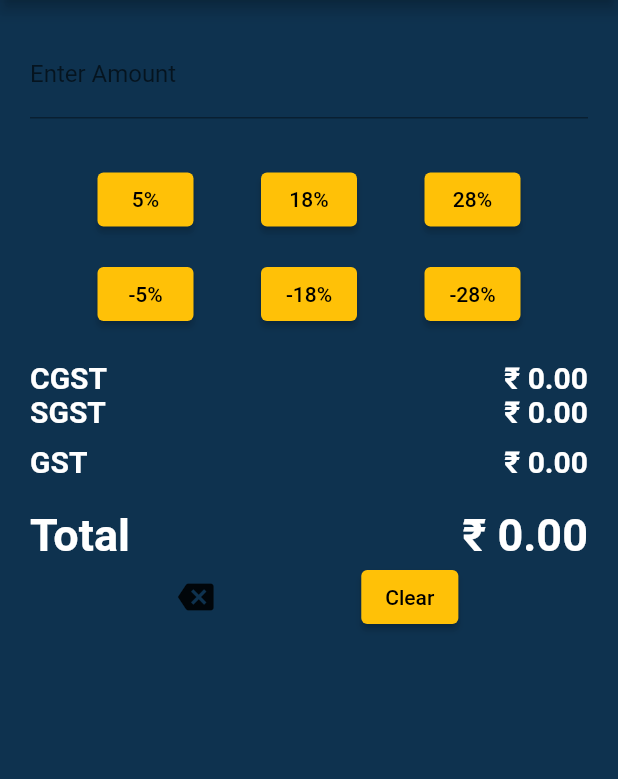
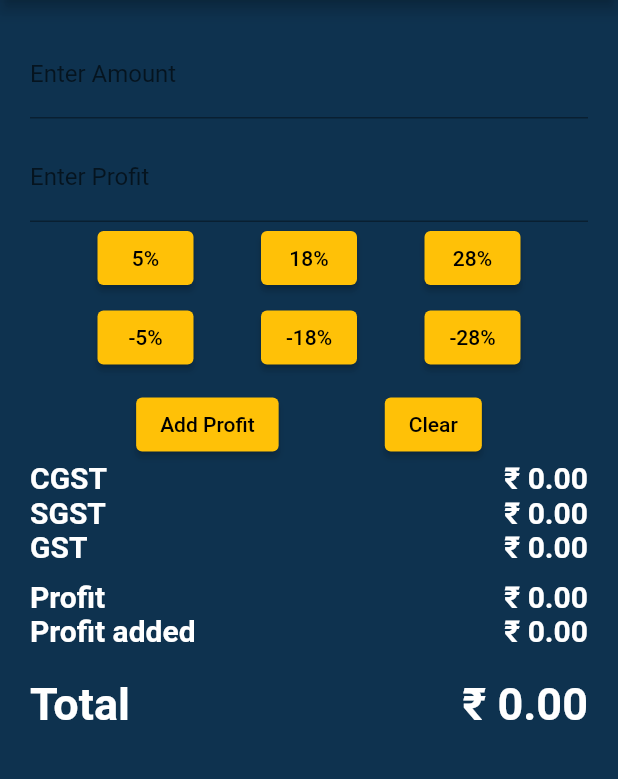
Before and after one commit to jayasooryakdeepak/GST_Calculator, a Flutter app: the screen it shows after launch, after a tap on "5%", on a phone screen of 412 x 824 dp, the part 84-863 px from its top. Run offline on Flutter 3.47's test engine with Material 2 defaults, Android fonts, the phone set to English and light mode, and no system bars.

Commit message:
-Feat Profit can be added to the amounts before and after adding gst

```diff
--- a/lib/main.dart
+++ b/lib/main.dart
@@ -15,26 +15,49 @@ class _GstCalculatorState extends State<GstCalculator> {
   double _sgst = 0.0;
   double _gst = 0.0;
   double _total = 0.0;
-  final _controller = TextEditingController();
-
+  double _profit = 0.0;
+  double _profitupd = 0.0;
+  double _gstr = 18.0;
+  final _controlleramt = TextEditingController();
+  final _controllerpro = TextEditingController();
 
   void _calculateGst(double gstRate) {
-    setState(() {
+    setState(
+      () {
+        if (_profit > 0.0) {
+          _amount = _profitupd;
+        }
         _gstRate = gstRate;
         _cgst = _sgst = _amount * (gstRate / 200);
         _gst = _amount * (gstRate / 100);
         _total = _gst + _amount;
-    });
+      },
+    );
   }
 
   void _calculateSubGst(double gstRate) {
-  setState(() {
+    setState(
+      () {
         _gstRate = gstRate;
-    _total = _amount / ((100+_gstRate) / 100);
+        _total = _amount / ((100 + _gstRate) / 100);
         _cgst = _sgst = _total * (_gstRate / 200);
         _gst = _cgst + _sgst;
-    _gstRate = 0.0;
-  });
+      },
+    );
+  }
+
+  void _addProfit(double _profit, double gstRate) {
+    setState(
+      () {
+        if (_total == 0.0) {
+          _total = _amount;
+        }
+        _profitupd = _total + _profit;
+        _cgst = _sgst = _profitupd * (gstRate / 200);
+        _gst = _profitupd * (gstRate / 100);
+        _total = _gst + _profitupd;
+      },
+    );
   }
 
   void _clear() {
@@ -45,6 +68,8 @@ void _calculateSubGst(double gstRate) {
       _sgst = 0.0;
       _gst = 0.0;
       _total = 0.0;
+      _profit = 0.0;
+      _profitupd = 0.0;
     });
   }
 
@@ -62,19 +87,36 @@ void _calculateSubGst(double gstRate) {
             children: [
               TextField(
                 style: const TextStyle(color: Colors.white),
-                controller: _controller,
+                controller: _controlleramt,
                 keyboardType: TextInputType.number,
                 decoration: const InputDecoration(
                   labelText: 'Enter Amount',
                 ),
                 onChanged: (value) {
-                  setState(() {
+                  setState(
+                    () {
                       _amount = double.tryParse(value) ?? 0.0;
-                  });
+                    },
+                  );
                 },
               ),
               const SizedBox(
-                height: 30,
+                height: 10,
+              ),
+              TextField(
+                style: const TextStyle(color: Colors.white),
+                controller: _controllerpro,
+                keyboardType: TextInputType.number,
+                decoration: const InputDecoration(
+                  labelText: 'Enter Profit',
+                ),
+                onChanged: (value) {
+                  setState(
+                    () {
+                      _profit = double.tryParse(value) ?? 0.0;
+                    },
+                  );
+                },
               ),
               Row(
                 mainAxisAlignment: MainAxisAlignment.spaceEvenly,
@@ -97,7 +139,7 @@ void _calculateSubGst(double gstRate) {
                 ],
               ),
               const SizedBox(
-                height: 15,
+                height: 5,
               ),
               Row(
                 mainAxisAlignment: MainAxisAlignment.spaceEvenly,
@@ -120,7 +162,24 @@ void _calculateSubGst(double gstRate) {
                 ],
               ),
               const SizedBox(
-                height: 20.0,
+                height: 10,
+              ),
+              Row(
+                mainAxisAlignment: MainAxisAlignment.spaceEvenly,
+                children: [
+                  ElevatedButton(
+                    onPressed: () => _addProfit(_profit, _gstRate),
+                    child: const Text('Add Profit'),
+                  ),
+                  ElevatedButton(
+                    onPressed: () {
+                      _clear();
+                      _controlleramt.clear();
+                      _controllerpro.clear();
+                    },
+                    child: const Text('Clear'),
+                  ),
+                ],
               ),
               Row(
                 mainAxisAlignment: MainAxisAlignment.spaceBetween,
@@ -136,14 +195,28 @@ void _calculateSubGst(double gstRate) {
                   Text('₹ ${_cgst.toStringAsFixed(2)}'),
                 ],
               ),
-              const SizedBox(
-                height: 10.0,
-              ),
               Row(
                 mainAxisAlignment: MainAxisAlignment.spaceBetween,
                 children: [
                   const Text('GST'),
                   Text('₹ ${_gst.toStringAsFixed(2)}'),
+                ],
+              ),
+              const SizedBox(
+                height: 10,
+              ),
+              Row(
+                mainAxisAlignment: MainAxisAlignment.spaceBetween,
+                children: [
+                  const Text('Profit'),
+                  Text('₹ ${_profit.toStringAsFixed(2)}'),
+                ],
+              ),
+              Row(
+                mainAxisAlignment: MainAxisAlignment.spaceBetween,
+                children: [
+                  const Text('Profit added'),
+                  Text('₹ ${_profitupd.toStringAsFixed(2)}'),
                 ],
               ),
               const SizedBox(
@@ -162,29 +235,6 @@ void _calculateSubGst(double gstRate) {
                   ),
                 ],
               ),
-              Row(
-                mainAxisAlignment: MainAxisAlignment.spaceEvenly,
-
-                children: [
-                  IconButton(
-                    onPressed: () {
-                      if (_amount > 0) {
-                        setState(() {
-                          _amount = (_amount / 10).floorToDouble();
-                        });
-                      }
-                    },
-                    icon: const Icon(Icons.backspace),
-                  ),
-                  ElevatedButton(
-                    onPressed: () {
-                      _clear();
-                      _controller.clear();
-                    },
-                    child: const Text('Clear'),
-                  ),
-                ],
-              )
             ],
           ),
         ),
```
Lines whose indentation alone changed are shown as unchanged.
